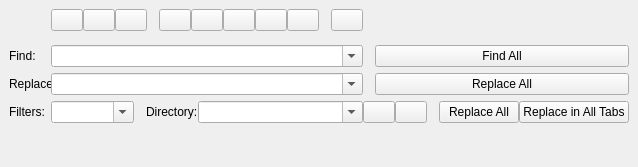
The window that src/finder/WFindWidget.ui (marcinmagier/wolverine) describes before a commit, drawn with Qt 5.
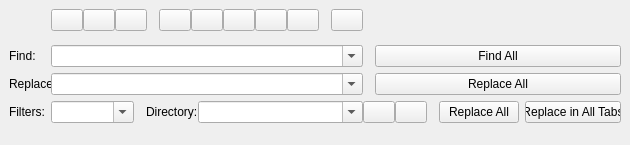
The same window after the commit.

Diff of the .ui file:
```diff
--- a/src/finder/WFindWidget.ui
+++ b/src/finder/WFindWidget.ui
@@ -1,20 +1,22 @@
 <?xml version="1.0" encoding="UTF-8"?>
 <ui version="4.0">
  <class>FindWidget</class>
- <widget class="QDockWidget" name="FindWidget">
+ <widget class="QWidget" name="FindWidget">
   <property name="geometry">
    <rect>
     <x>0</x>
     <y>0</y>
-    <width>628</width>
-    <height>167</height>
+    <width>630</width>
+    <height>145</height>
    </rect>
   </property>
-  <property name="windowTitle">
-   <string>Find</string>
+  <property name="minimumSize">
+   <size>
+    <width>630</width>
+    <height>145</height>
+   </size>
   </property>
-  <widget class="QWidget" name="dockWidgetContents">
-   <layout class="QGridLayout" name="gridLayout_4" columnstretch="0,1,0,0,2,0,0,0">
+  <layout class="QGridLayout" name="gridLayout_4" columnstretch="0,1,0,0,2,0,0,0,0">
     <property name="leftMargin">
      <number>9</number>
     </property>
@@ -106,8 +108,11 @@
       </property>
      </widget>
     </item>
-    <item row="3" column="7">
+   <item row="3" column="8">
      <layout class="QHBoxLayout" name="horizontalLayout_2">
+     <property name="spacing">
+      <number>0</number>
+     </property>
       <property name="leftMargin">
        <number>12</number>
       </property>
@@ -118,6 +123,22 @@
         </property>
        </widget>
       </item>
+     <item>
+      <spacer name="horizontalSpacer_2">
+       <property name="orientation">
+        <enum>Qt::Horizontal</enum>
+       </property>
+       <property name="sizeType">
+        <enum>QSizePolicy::Fixed</enum>
+       </property>
+       <property name="sizeHint" stdset="0">
+        <size>
+         <width>6</width>
+         <height>10</height>
+        </size>
+       </property>
+      </spacer>
+     </item>
       <item>
        <widget class="QPushButton" name="btn1ReplaceAllInTabs">
         <property name="text">
@@ -140,7 +161,7 @@
       </property>
      </widget>
     </item>
-    <item row="1" column="5" rowspan="2" colspan="3">
+   <item row="1" column="5" rowspan="2" colspan="4">
      <widget class="QStackedWidget" name="stButtons">
       <property name="currentIndex">
        <number>2</number>
@@ -500,8 +521,20 @@
       </property>
      </spacer>
     </item>
-   </layout>
-  </widget>
+   <item row="3" column="7">
+    <spacer name="horizontalSpacer">
+     <property name="orientation">
+      <enum>Qt::Horizontal</enum>
+     </property>
+     <property name="sizeHint" stdset="0">
+      <size>
+       <width>0</width>
+       <height>10</height>
+      </size>
+     </property>
+    </spacer>
+   </item>
+  </layout>
  </widget>
  <resources/>
  <connections/>
```
Left out of the diff: 34 changed lines with no effect on the pictures. Lines whose indentation alone changed are shown as unchanged.
